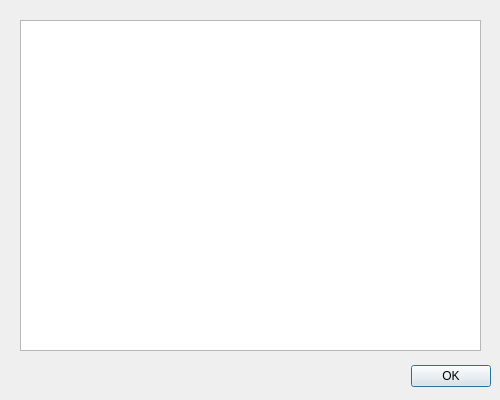
This is Dialog_Video.ui in CactusTribe/PyRobot as Qt 5 draws it before an edit. The edited form follows.
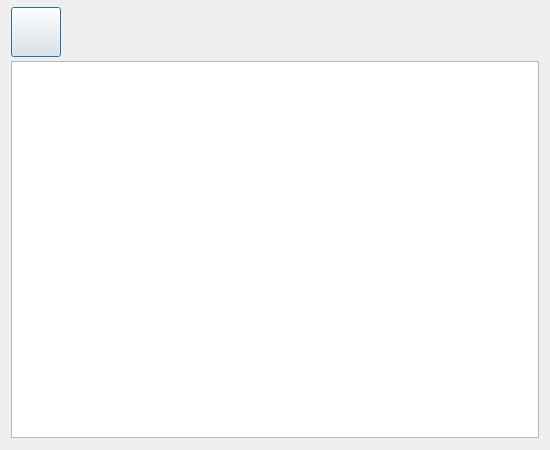
This is the edited form. Icons and pictures are not drawn.

Patch:
```diff
--- a/Dialog_Video.ui
+++ b/Dialog_Video.ui
@@ -6,51 +6,107 @@
    <rect>
     <x>0</x>
     <y>0</y>
-    <width>500</width>
-    <height>400</height>
+    <width>550</width>
+    <height>450</height>
    </rect>
   </property>
   <property name="minimumSize">
    <size>
-    <width>500</width>
-    <height>400</height>
+    <width>0</width>
+    <height>0</height>
    </size>
   </property>
   <property name="maximumSize">
    <size>
-    <width>500</width>
-    <height>400</height>
+    <width>16777215</width>
+    <height>16777215</height>
    </size>
   </property>
   <property name="windowTitle">
    <string>Video</string>
   </property>
-  <widget class="QDialogButtonBox" name="buttonBox">
-   <property name="geometry">
-    <rect>
-     <x>410</x>
-     <y>360</y>
-     <width>81</width>
-     <height>32</height>
-    </rect>
+  <layout class="QGridLayout" name="gridLayout">
+   <property name="topMargin">
+    <number>7</number>
    </property>
-   <property name="orientation">
-    <enum>Qt::Horizontal</enum>
+   <property name="bottomMargin">
+    <number>12</number>
    </property>
-   <property name="standardButtons">
-    <set>QDialogButtonBox::Ok</set>
+   <property name="verticalSpacing">
+    <number>4</number>
    </property>
-  </widget>
-  <widget class="QGraphicsView" name="graphicsView">
-   <property name="geometry">
-    <rect>
-     <x>20</x>
-     <y>20</y>
-     <width>461</width>
-     <height>331</height>
-    </rect>
-   </property>
-  </widget>
+   <item row="0" column="0">
+    <layout class="QHBoxLayout" name="horizontalLayout">
+     <property name="spacing">
+      <number>10</number>
+     </property>
+     <property name="leftMargin">
+      <number>0</number>
+     </property>
+     <property name="bottomMargin">
+      <number>0</number>
+     </property>
+     <item>
+      <widget class="QPushButton" name="pushButton_photo">
+       <property name="minimumSize">
+        <size>
+         <width>50</width>
+         <height>50</height>
+        </size>
+       </property>
+       <property name="maximumSize">
+        <size>
+         <width>50</width>
+         <height>50</height>
+        </size>
+       </property>
+       <property name="text">
+        <string/>
+       </property>
+       <property name="icon">
+        <iconset resource="resources.qrc">
+         <normaloff>:/resources/img/resources/img/photo.png</normaloff>:/resources/img/resources/img/photo.png</iconset>
+       </property>
+       <property name="iconSize">
+        <size>
+         <width>30</width>
+         <height>30</height>
+        </size>
+       </property>
+       <property name="default">
+        <bool>false</bool>
+       </property>
+       <property name="flat">
+        <bool>false</bool>
+       </property>
+      </widget>
+     </item>
+     <item>
+      <spacer name="horizontalSpacer">
+       <property name="orientation">
+        <enum>Qt::Horizontal</enum>
+       </property>
+       <property name="sizeHint" stdset="0">
+        <size>
+         <width>40</width>
+         <height>20</height>
+        </size>
+       </property>
+      </spacer>
+     </item>
+    </layout>
+   </item>
+   <item row="1" column="0">
+    <widget class="QGraphicsView" name="graphicsView">
+     <property name="minimumSize">
+      <size>
+       <width>0</width>
+       <height>370</height>
+      </size>
+     </property>
+    </widget>
+   </item>
+  </layout>
  </widget>
  <resources>
   <include location="resources.qrc"/>
```
Left out of the diff: 35 changed lines with no effect on the pictures.
